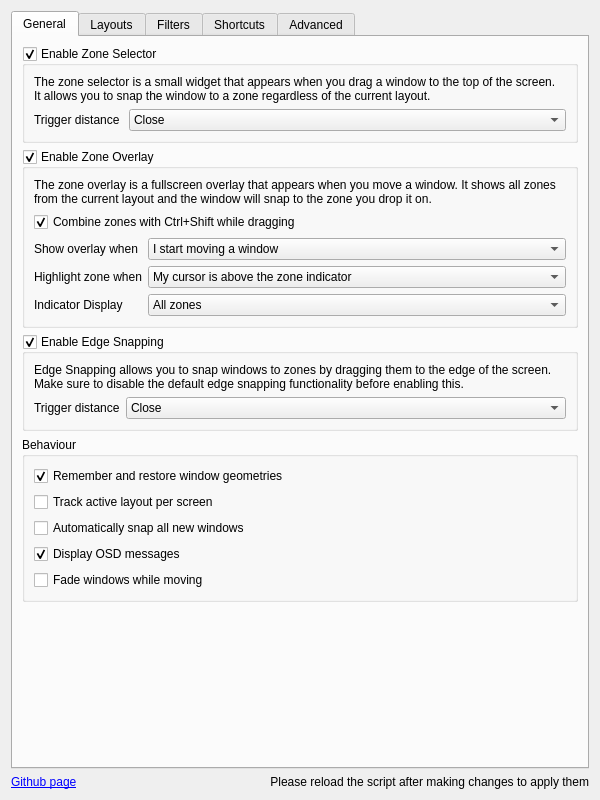
Qt form src/contents/ui/config.ui (amb/kfancyzones) before a commit.
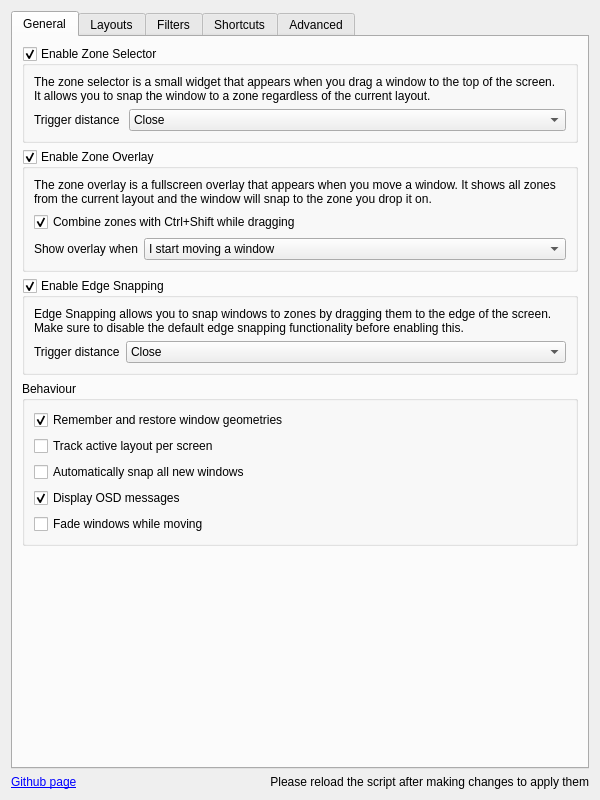
The same form after that commit. Icons and pictures are not drawn.

Commit message:
feat: show gray zone outlines and a filled snap preview
Replace mini-grid icons with unfilled gray zone outlines and one translucent green final-bounds rectangle. Hide every gray outline overlapping the preview, including zones enclosed by combined selections.

Preserve the working Shift/Ctrl release-order gestures, add visual coverage and integration assertions, and record drag flicker as a remaining issue.

The edit to the form file:
```diff
--- a/src/contents/ui/config.ui
+++ b/src/contents/ui/config.ui
@@ -161,60 +161,6 @@
               </item>
              </widget>
             </item>
-            <item row="1" column="0">
-             <widget class="QLabel" name="label_zoneOverlayHighlightTarget">
-              <property name="text">
-               <string>Highlight zone when</string>
-              </property>
-             </widget>
-            </item>
-            <item row="1" column="1">
-             <widget class="QComboBox" name="kcfg_zoneOverlayHighlightTarget">
-              <property name="sizePolicy">
-               <sizepolicy hsizetype="Expanding" vsizetype="Fixed">
-                <horstretch>0</horstretch>
-                <verstretch>0</verstretch>
-               </sizepolicy>
-              </property>
-              <item>
-               <property name="text">
-                <string>My cursor is above the zone indicator</string>
-               </property>
-              </item>
-              <item>
-               <property name="text">
-                <string>My cursor is anywhere in the zone</string>
-               </property>
-              </item>
-             </widget>
-            </item>
-            <item row="2" column="0">
-             <widget class="QLabel" name="label_zoneOverlayIndicatorDisplay">
-              <property name="text">
-               <string>Indicator Display</string>
-              </property>
-             </widget>
-            </item>
-            <item row="2" column="1">
-             <widget class="QComboBox" name="kcfg_zoneOverlayIndicatorDisplay">
-              <property name="sizePolicy">
-               <sizepolicy hsizetype="Expanding" vsizetype="Fixed">
-                <horstretch>0</horstretch>
-                <verstretch>0</verstretch>
-               </sizepolicy>
-              </property>
-              <item>
-               <property name="text">
-                <string>All zones</string>
-               </property>
-              </item>
-              <item>
-               <property name="text">
-                <string>Only target zone</string>
-               </property>
-              </item>
-             </widget>
-            </item>
            </layout>
           </item>
          </layout>
```
The commit also changes 11 other files.
